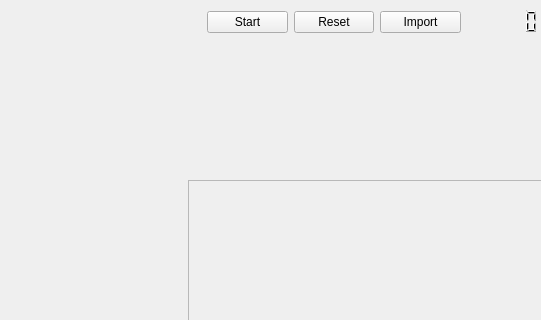
First picture: the form in Puzzme/mainwindow.ui, repository p-wojt/PuzzMe, before the edit; both pictures show x 102 to 643 and y 0 to 320 of the 1210 by 822 pixel window.
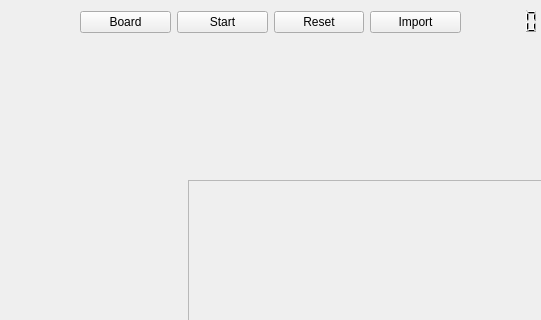
Second picture: the form after the edit.

Commit message: board size dialog window

```diff
--- a/Puzzme/mainwindow.ui
+++ b/Puzzme/mainwindow.ui
@@ -104,13 +104,20 @@
    <widget class="QWidget" name="horizontalLayoutWidget_2">
     <property name="geometry">
      <rect>
-      <x>309</x>
+      <x>182</x>
       <y>9</y>
-      <width>254</width>
+      <width>381</width>
       <height>26</height>
      </rect>
     </property>
     <layout class="QHBoxLayout" name="horizontalLayout">
+     <item>
+      <widget class="QPushButton" name="boardButton">
+       <property name="text">
+        <string>Board</string>
+       </property>
+      </widget>
+     </item>
      <item>
       <widget class="QPushButton" name="startButton">
        <property name="text">
```
Left out of the diff: 1 changed line with no effect on the pictures. The commit also changes 17 other files.
